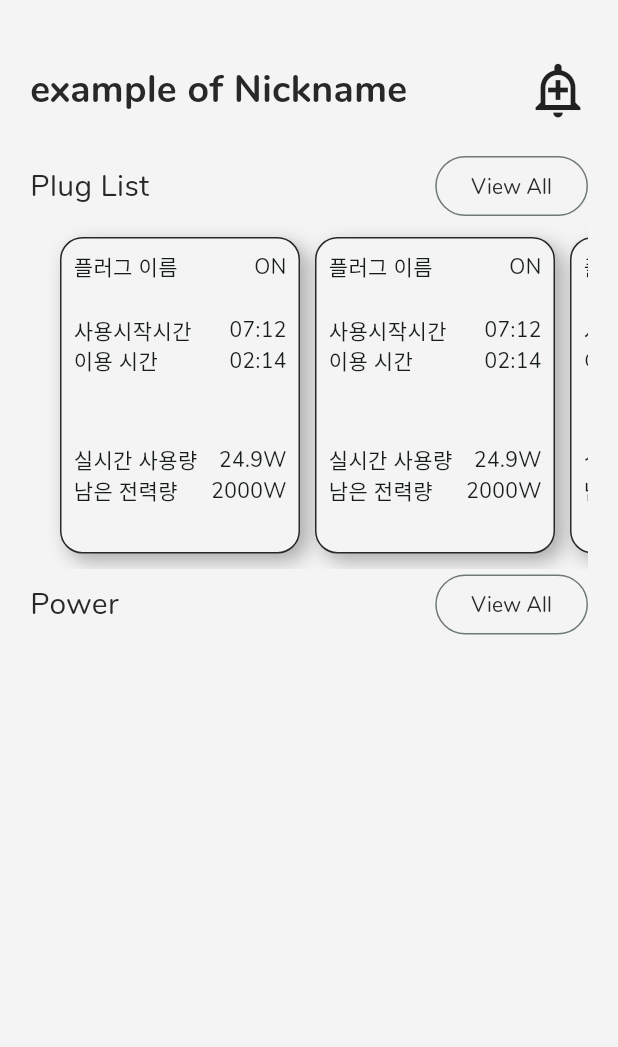
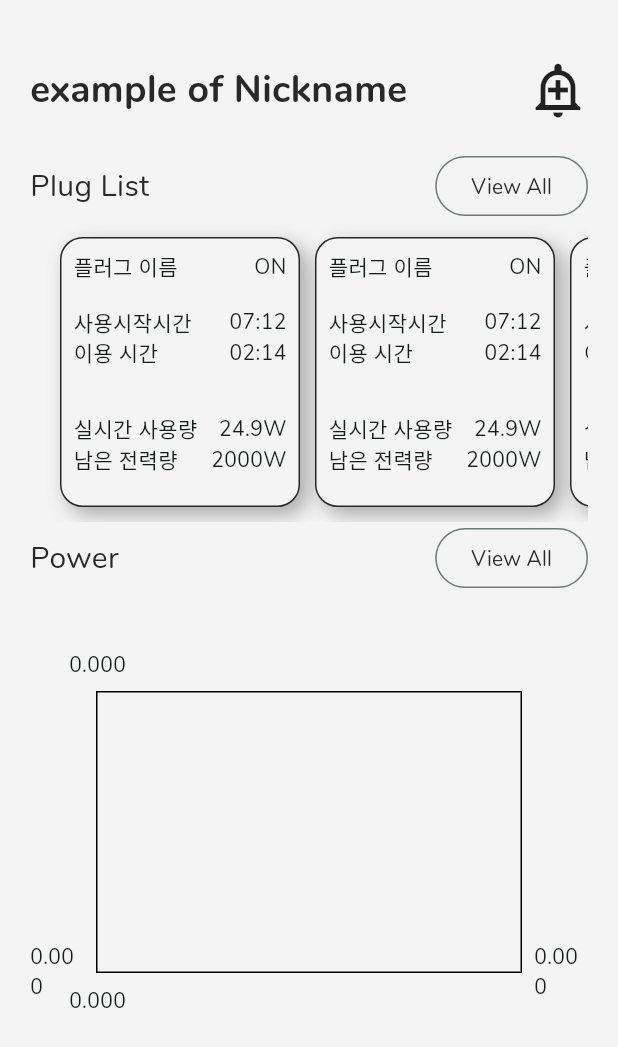
Before and after one commit to CAU-Capstone-PPL/CafePlugGuardian-Client, a Flutter app: the screen it shows after launch, on a phone screen of 412 x 824 dp. Shown: the top 1047 px of the screen. Run offline on Flutter 3.47's test engine with Material 2 defaults, Android fonts, the phone set to English and light mode, and no system bars; drawn by our look-alikes of fl_chart.

Commit message:
feat: home screen update and git renewal

```diff
--- a/lib/screens/home_screen.dart
+++ b/lib/screens/home_screen.dart
@@ -1,6 +1,7 @@
 import 'package:cafe_plug_guardian_client/screens/plug_list_screen.dart';
 import 'package:cafe_plug_guardian_client/style.dart';
 import 'package:cafe_plug_guardian_client/widgets/plug_widget.dart';
+import 'package:fl_chart/fl_chart.dart';
 import 'package:flutter/material.dart';
 
 class HomeScreen extends StatelessWidget {
@@ -74,7 +75,7 @@ class HomeScreen extends StatelessWidget {
               ),
             ),
             Flexible(
-              flex: 3,
+              flex: 1,
               child: Column(
                 children: [
                   Row(
@@ -88,18 +89,18 @@ class HomeScreen extends StatelessWidget {
                             fontWeight: FontWeight.w500),
                       ),
                       OutlinedButton(
-                          onPressed: () {
-                            print("버튼 클릭");
-                          },
-                          child: const Text(
-                            'View All',
-                            style: TextStyle(color: AppColor.text),
-                          )),
+                        onPressed: () {},
+                        child: const Text(
+                          'View All',
+                          style: TextStyle(color: AppColor.text),
+                        ),
+                      ),
                     ],
                   ),
                 ],
               ),
             ),
+            Flexible(flex: 3, child: LineChart(LineChartData()))
           ],
         ),
       ),
--- a/pubspec.yaml
+++ b/pubspec.yaml
@@ -35,6 +35,7 @@ dependencies:
   # Use with the CupertinoIcons class for iOS style icons.
   cupertino_icons: ^1.0.2
   google_fonts: ^6.1.0
+  fl_chart: ^0.64.0
 
 dev_dependencies:
   flutter_test:
```
Also changed, not shown: pubspec.lock.
